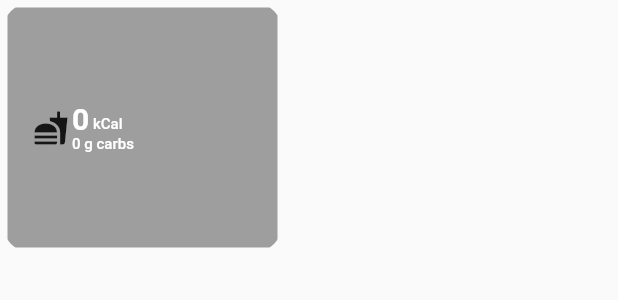
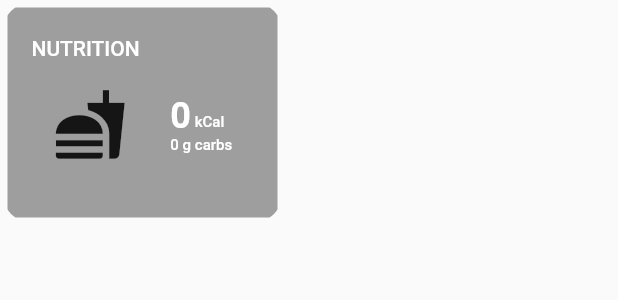
Before and after one commit to jeffreyluoxlvii/glyco, a Flutter app: the CaloriesTile widget shown alone on an empty page, opened directly, on a phone screen of 412 x 824 dp. Shown: the top 300 px of the screen. Run offline on Flutter 3.47's test engine with Material 2 defaults, Android fonts, the phone set to English and light mode, and no system bars.

Commit message:
Updated UI of calories tile

```diff
--- a/glyco/lib/widgets/calories_tile.dart
+++ b/glyco/lib/widgets/calories_tile.dart
@@ -11,17 +11,31 @@ class CaloriesTile extends StatelessWidget {
       child: Container(
         margin: EdgeInsets.all(5),
         width: 180,
-        height: 160,
+        height: 140,
         color: Colors.grey,
         child: FlatButton(
-          child: Row(
+          child: Column(
+            mainAxisAlignment: MainAxisAlignment.center,
+            crossAxisAlignment: CrossAxisAlignment.start,
+            children: [
+              Text(
+                "NUTRITION",
+                style: TextStyle(
+                  color: Colors.white,
+                ),
+              ),
+              Row(
                 mainAxisAlignment: MainAxisAlignment.spaceAround,
                 crossAxisAlignment: CrossAxisAlignment.center,
                 children: [
-              Icon(Icons.fastfood),
-              Container(
-                width: 120,
-                child: Column(
+                  Padding(
+                    padding: const EdgeInsets.symmetric(vertical: 18),
+                    child: Icon(
+                      Icons.fastfood,
+                      size: 50,
+                    ),
+                  ),
+                  Column(
                     crossAxisAlignment: CrossAxisAlignment.start,
                     mainAxisAlignment: MainAxisAlignment.center,
                     children: [
@@ -32,7 +46,7 @@ class CaloriesTile extends StatelessWidget {
                           Text(
                             measurement.calories.toString(),
                             style: TextStyle(
-                            fontSize: 20,
+                              fontSize: 24,
                               fontWeight: FontWeight.bold,
                               color: Colors.white,
                             ),
@@ -70,7 +84,8 @@ class CaloriesTile extends StatelessWidget {
                       ),
                     ],
                   ),
-              )
+                ],
+              ),
             ],
           ),
           onPressed: () {},
```
Also changed, not shown: glyco/lib/screens/measures_screen.dart (+7 -6 lines). Lines whose indentation alone changed are shown as unchanged.
